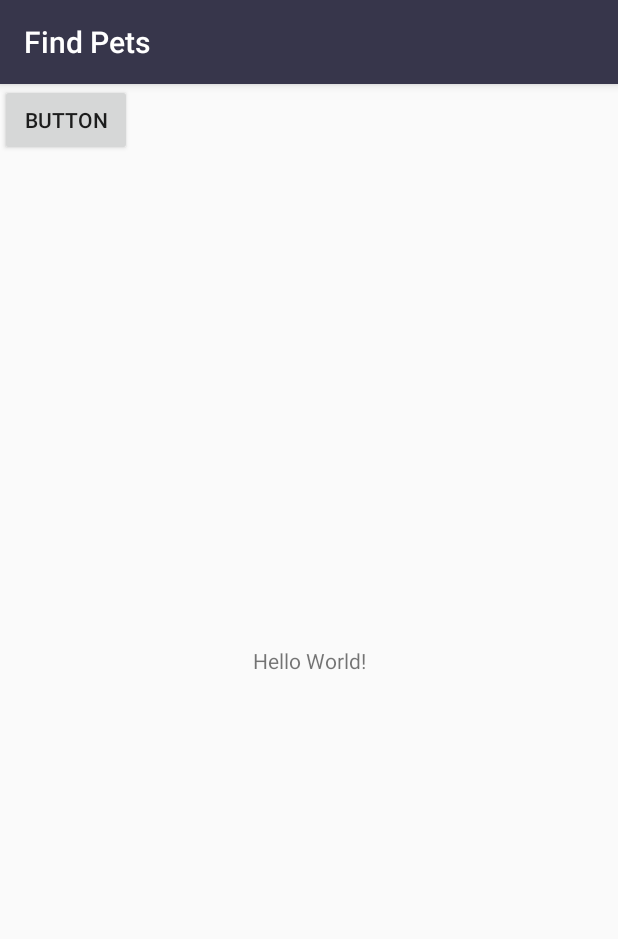
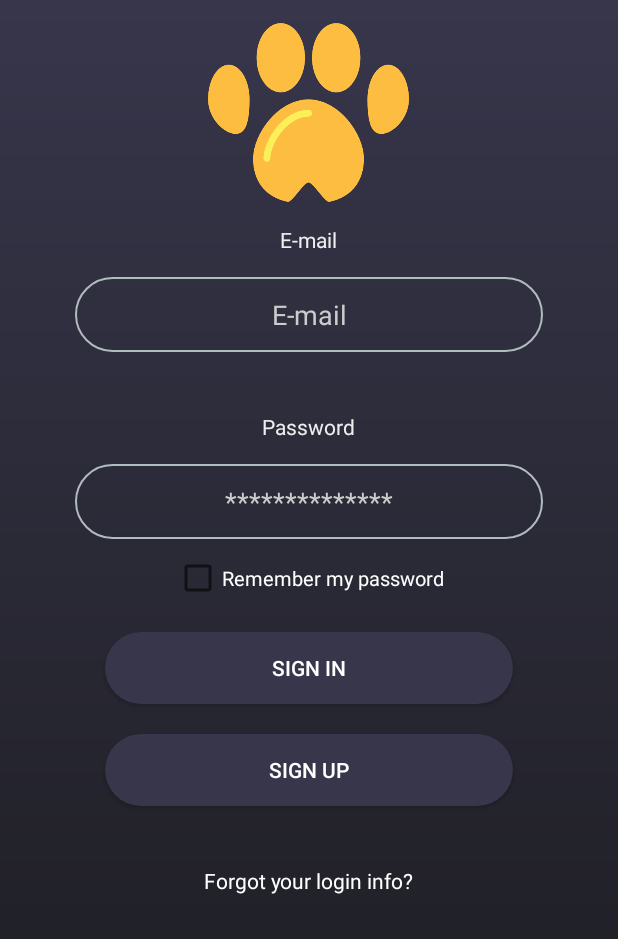
Before and after one commit to lravanelli/findPets, an Android app: the screen it shows after launch (MenuActivity before the commit, LoginActivity after it), on a phone screen of 412 x 824 dp. Shown: the top 939 px of the screen. Run offline under Robolectric (Android 15) with nearby library versions, the phone set to English and light mode, and no system bars.

Commit message:
28.05.2018

```diff
--- a/app/src/main/AndroidManifest.xml
+++ b/app/src/main/AndroidManifest.xml
@@ -3,6 +3,7 @@
     package="br.com.lravanelli.findpets">
 
     <uses-permission android:name="android.permission.INTERNET"/>
+    <uses-permission android:name="android.permission.ACCESS_NETWORK_STATE"/>
 
     <application
         android:allowBackup="true"
--- a/app/src/main/java/br/com/lravanelli/findpets/SplashActivity.kt
+++ b/app/src/main/java/br/com/lravanelli/findpets/SplashActivity.kt
@@ -28,7 +28,7 @@ class SplashActivity : AppCompatActivity() {
             public override fun run() {
 
                 val intent = Intent(this@SplashActivity,
-                        MenuActivity::class.java)
+                        LoginActivity::class.java)
                 intent.setFlags(Intent.FLAG_ACTIVITY_NO_ANIMATION)
                 startActivity(intent)
                 this@SplashActivity.finish()
--- a/app/src/main/java/br/com/lravanelli/findpets/controller/UserService.kt
+++ b/app/src/main/java/br/com/lravanelli/findpets/controller/UserService.kt
@@ -1,8 +1,4 @@
 package br.com.lravanelli.findpets.controller
-
-/**
- * Created by fernando.ravanelli on 18/05/2018.
- */
 
 import android.util.Log
 import android.widget.TextView
@@ -27,7 +23,6 @@ object UserService {
                 .build()
         service = retrofit.create(UserRest::class.java)
     }
-
 
     /*fun getUser(id: Int): User? {
         val call = service.getUser(id)
--- a/app/src/main/res/layout/activity_login.xml
+++ b/app/src/main/res/layout/activity_login.xml
@@ -36,7 +36,8 @@
             android:textAlignment="center"
             android:textColor="@color/colorAccent"
             android:textColorHint="#CCC"
-            android:hint="@string/e_mail"/>
+            android:hint="@string/e_mail"
+            android:id="@+id/etEmail"/>
 
         <TextView
             android:layout_width="wrap_content"
@@ -57,17 +58,18 @@
             android:textAlignment="center"
             android:textColor="@color/colorAccent"
             android:textColorHint="#CCC"
-            android:hint="@string/password_hint"/>
+            android:hint="@string/password_hint"
+            android:id="@+id/etPassword"/>
 
         <CheckBox
-            android:id="@+id/checkBox"
+            android:id="@+id/cbRemember"
             android:layout_width="wrap_content"
             android:layout_height="wrap_content"
             android:layout_gravity="center"
             android:text="@string/remember_my_password"
             android:textColor="@color/colorAccent"
             android:textSize="6pt"
-            android:layout_marginTop="10dp" />
+            android:layout_marginTop="10dp"/>
 
         <Button
             android:layout_width="match_parent"
@@ -77,7 +79,8 @@
             android:textColor="@color/colorAccent"
             android:layout_marginTop="20dp"
             android:layout_marginLeft="70dp"
-            android:layout_marginRight="70dp"/>
+            android:layout_marginRight="70dp"
+            android:id="@+id/btSignin"/>
 
         <Button
             android:layout_width="match_parent"
@@ -87,7 +90,8 @@
             android:textColor="@color/colorAccent"
             android:layout_marginTop="20dp"
             android:layout_marginLeft="70dp"
-            android:layout_marginRight="70dp"/>
+            android:layout_marginRight="70dp"
+            android:id="@+id/btSignup"/>
 
         <TextView
             android:layout_width="wrap_content"
--- a/app/src/main/res/values/strings.xml
+++ b/app/src/main/res/values/strings.xml
@@ -9,4 +9,7 @@
     <string name="remember_my_password">Remember my password</string>
     <string name="e_mail" translatable="false">E-mail</string>
     <string name="label_app" translatable="false">Find Pets</string>
+    <string name="enter_email">Enter your email address</string>
+    <string name="enter_password">Enter your password</string>
+    <string name="conection_avaiable">No internet access</string>
 </resources>
```
Also changed, not shown: app/src/main/java/br/com/lravanelli/findpets/LoginActivity.kt (+84 -0 lines), app/src/main/java/br/com/lravanelli/findpets/api/UserRest.kt (+6 -11 lines), app/src/main/java/br/com/lravanelli/findpets/util/Util.kt (added, +17 -0 lines), 1 other file.
